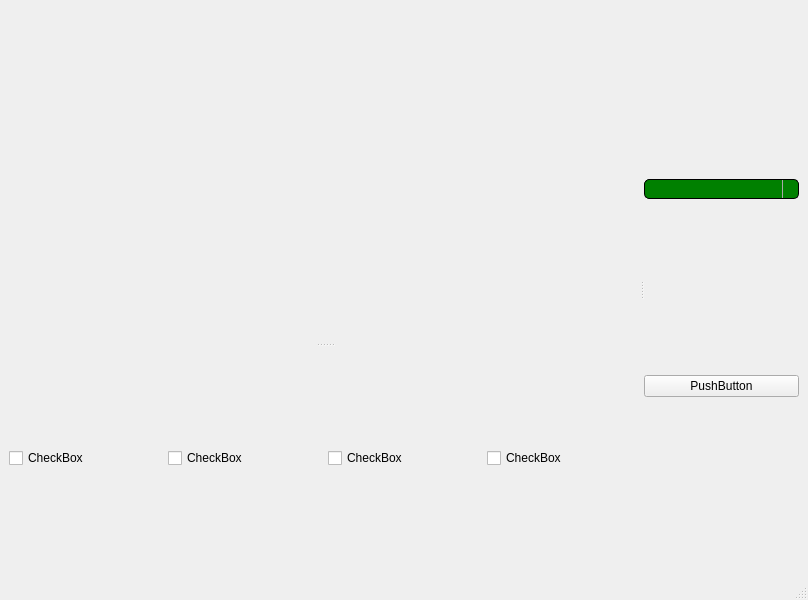
Before: the Qt Designer form resources/plot_window.ui in Mostafa-Hamidifard/Stock-project, drawn with Qt 5.
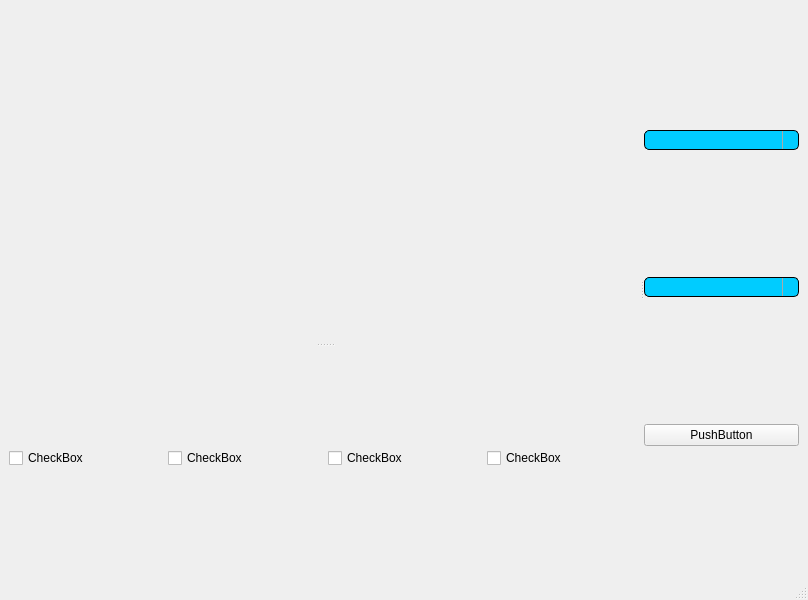
After: the same form once the commit is applied. Icons and pictures are not drawn.

Diff of the .ui file:
```diff
--- a/resources/plot_window.ui
+++ b/resources/plot_window.ui
@@ -77,7 +77,56 @@
 }
 
 QComboBox:!editable, QComboBox::drop-down:editable {
-     background: green;
+     background: #00CCFF;
+}
+
+/* QComboBox gets the &quot;on&quot; state when the popup is open */
+QComboBox:!editable:on, QComboBox::drop-down:editable:on {
+    background: qlineargradient(x1: 0, y1: 0, x2: 0, y2: 1,
+                                stop: 0 #D3D3D3, stop: 0.4 #D8D8D8,
+                                stop: 0.5 #DDDDDD, stop: 1.0 #E1E1E1);
+}
+
+QComboBox:on { /* shift the text when the popup opens */
+    padding-top: 3px;
+    padding-left: 4px;
+}
+
+QComboBox::drop-down {
+    subcontrol-origin: padding;
+    subcontrol-position: top right;
+    width: 15px;
+
+    border-left-width: 1px;
+    border-left-color: darkgray;
+    border-left-style: solid; /* just a single line */
+    border-top-right-radius: 3px; /* same radius as the QComboBox */
+    border-bottom-right-radius: 3px;
+}
+
+QComboBox::down-arrow {
+    image: url(/usr/share/icons/crystalsvg/16x16/actions/1downarrow.png);
+}
+
+QComboBox::down-arrow:on { /* shift the arrow when popup is open */
+    top: 1px;
+    left: 1px;
+}</string>
+          </property>
+         </widget>
+        </item>
+        <item>
+         <widget class="QComboBox" name="combobox_typeName">
+          <property name="styleSheet">
+           <string notr="true">QComboBox {
+    border: 1px solid black;
+    border-radius: 5px;
+    padding: 1px 18px 1px 3px;
+    min-width: 6em;
+}
+
+QComboBox:!editable, QComboBox::drop-down:editable {
+     background: #00CCFF;
 }
 
 /* QComboBox gets the &quot;on&quot; state when the popup is open */
```
Left out of the diff: 2 changed lines with no effect on the pictures.
